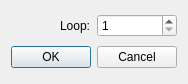
Old version of the form BambooTracker/gui/wave_export_settings_dialog.ui in the repository BambooTracker/BambooTracker.
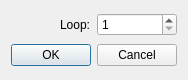
New version of the form.

```diff
--- a/BambooTracker/gui/wave_export_settings_dialog.ui
+++ b/BambooTracker/gui/wave_export_settings_dialog.ui
@@ -6,8 +6,8 @@
    <rect>
     <x>0</x>
     <y>0</y>
-    <width>174</width>
-    <height>84</height>
+    <width>180</width>
+    <height>80</height>
    </rect>
   </property>
   <property name="windowTitle">
```
